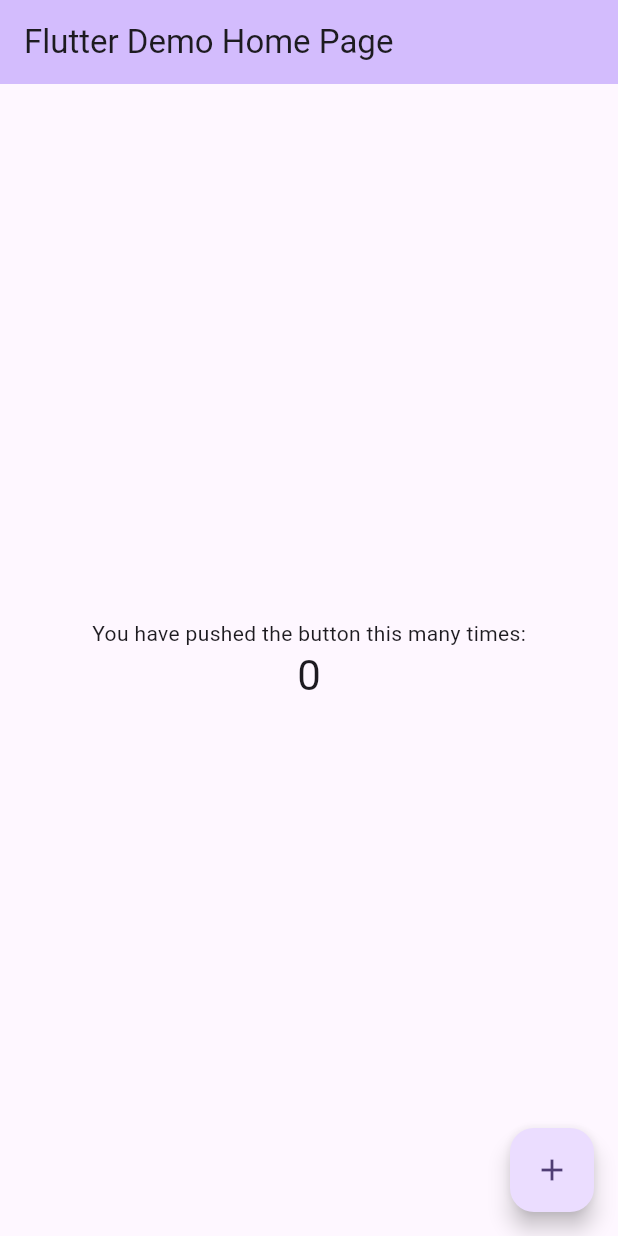
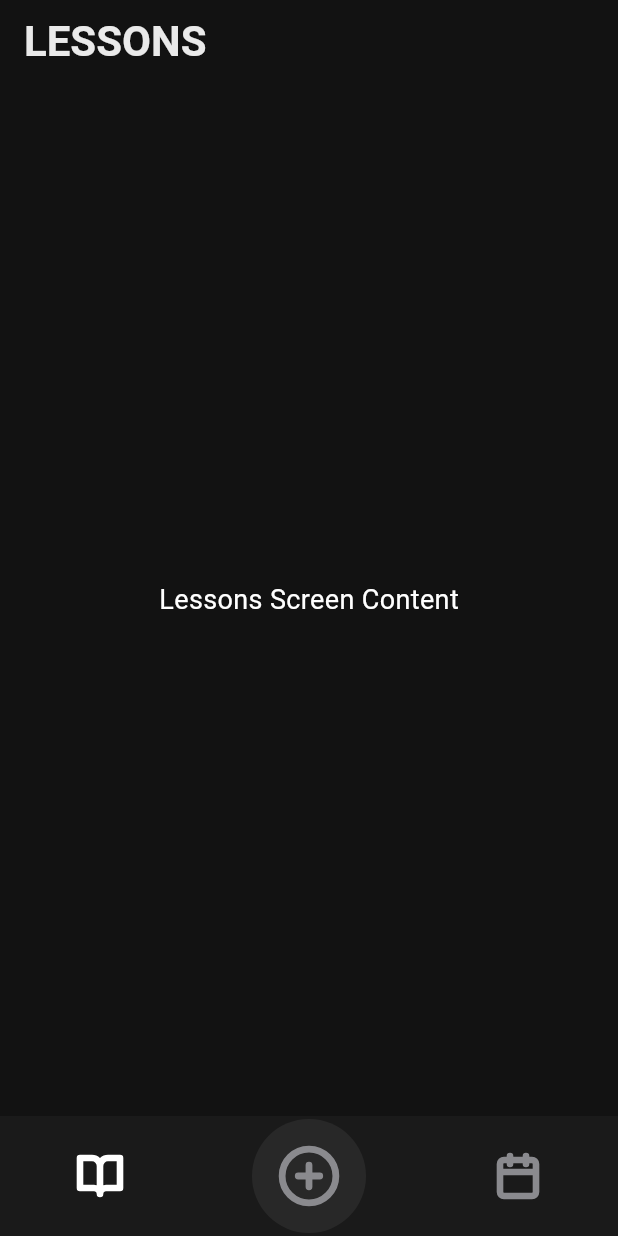
Before and after one commit to AQueMark/flutter_app_1, a Flutter app: the screen it shows after launch, on a phone screen of 412 x 824 dp. Run offline on Flutter 3.47's test engine with Material 3 defaults, Android fonts, the phone set to English and light mode, and no system bars; our stand-ins replace flutter_svg.

Commit message:
feat: Implement and style custom bottom navigation bar

```diff
--- a/lib/main.dart
+++ b/lib/main.dart
@@ -1,122 +1,146 @@
 import 'package:flutter/material.dart';
+import 'package:flutter_svg/flutter_svg.dart';
 
+// The main() function is the starting point for all Flutter apps.
 void main() {
   runApp(const MyApp());
 }
 
+// MyApp is the root widget of your application.
 class MyApp extends StatelessWidget {
   const MyApp({super.key});
 
-  // This widget is the root of your application.
   @override
   Widget build(BuildContext context) {
+    // MaterialApp is the main container for the app, where we define themes and navigation.
     return MaterialApp(
-      title: 'Flutter Demo',
+      debugShowCheckedModeBanner: false, // This removes the little "debug" banner
+
+      // Here we define the dark theme we designed.
       theme: ThemeData(
-        // This is the theme of your application.
-        //
-        // TRY THIS: Try running your application with "flutter run". You'll see
-        // the application has a purple toolbar. Then, without quitting the app,
-        // try changing the seedColor in the colorScheme below to Colors.green
-        // and then invoke "hot reload" (save your changes or press the "hot
-        // reload" button in a Flutter-supported IDE, or press "r" if you used
-        // the command line to start the app).
-        //
-        // Notice that the counter didn't reset back to zero; the application
-        // state is not lost during the reload. To reset the state, use hot
-        // restart instead.
-        //
-        // This works for code too, not just values: Most code changes can be
-        // tested with just a hot reload.
-        colorScheme: ColorScheme.fromSeed(seedColor: Colors.deepPurple),
+        brightness: Brightness.dark,
+        scaffoldBackgroundColor: const Color(0xFF121212), // Off-Black
+        fontFamily: 'sans-serif',
+
+        // Define the style for the bar at the top of each screen
+        appBarTheme: const AppBarTheme(
+          backgroundColor: Color(0xFF121212),
+          elevation: 0,
+          titleTextStyle: TextStyle(
+            fontSize: 28,
+            fontWeight: FontWeight.bold,
+            color: Color(0xFFEAEAEA), // Off-White
+          ),
+        ),
+
+        // Define the style for the navigation bar at the bottom
+        bottomNavigationBarTheme: BottomNavigationBarThemeData(
+          backgroundColor: Color(0x381E1E1E),     // Dark Grey for the nav bar
+        ),
       ),
-      home: const MyHomePage(title: 'Flutter Demo Home Page'),
+
+      // The 'home' is the first screen that appears when the app launches.
+      home: const MainScreen(),
     );
   }
 }
 
-class MyHomePage extends StatefulWidget {
-  const MyHomePage({super.key, required this.title});
-
-  // This widget is the home page of your application. It is stateful, meaning
-  // that it has a State object (defined below) that contains fields that affect
-  // how it looks.
-
-  // This class is the configuration for the state. It holds the values (in this
-  // case the title) provided by the parent (in this case the App widget) and
-  // used by the build method of the State. Fields in a Widget subclass are
-  // always marked "final".
-
-  final String title;
+// This will be the main screen that holds our three tabs.
+// We make it a StatefulWidget because we need to keep track of which tab is currently selected.
+class MainScreen extends StatefulWidget {
+  const MainScreen({super.key});
 
   @override
-  State<MyHomePage> createState() => _MyHomePageState();
+  State<MainScreen> createState() => _MainScreenState();
 }
 
-class _MyHomePageState extends State<MyHomePage> {
-  int _counter = 0;
+class _MainScreenState extends State<MainScreen> {
+  int _selectedIndex = 0; // Index 0 is Lessons, Index 1 is Calendar
 
-  void _incrementCounter() {
-    setState(() {
-      // This call to setState tells the Flutter framework that something has
-      // changed in this State, which causes it to rerun the build method below
-      // so that the display can reflect the updated values. If we changed
-      // _counter without calling setState(), then the build method would not be
-      // called again, and so nothing would appear to happen.
-      _counter++;
-    });
+  final List<Widget> _screenWidgets = [
+    Scaffold(
+      appBar: AppBar(title: const Text('LESSONS')),
+      body: const Center(
+        child: Text('Lessons Screen Content', style: TextStyle(color: Colors.white, fontSize: 18)),
+      ),
+    ),
+    Scaffold(
+      appBar: AppBar(title: const Text('CALENDAR')),
+      body: const Center(
+        child: Text('Calendar Screen Content', style: TextStyle(color: Colors.white, fontSize: 18)),
+      ),
+    ),
+  ];
+
+  void _onItemTapped(int visualIndex) {
+    if (visualIndex == 1) {
+      // TODO: Navigate to the ReflectScreen here later
+      print('Central Add button tapped!');
+    } else {
+      setState(() {
+        _selectedIndex = (visualIndex == 0) ? 0 : 1;
+      });
+    }
   }
 
   @override
   Widget build(BuildContext context) {
-    // This method is rerun every time setState is called, for instance as done
-    // by the _incrementCounter method above.
-    //
-    // The Flutter framework has been optimized to make rerunning build methods
-    // fast, so that you can just rebuild anything that needs updating rather
-    // than having to individually change instances of widgets.
     return Scaffold(
-      appBar: AppBar(
-        // TRY THIS: Try changing the color here to a specific color (to
-        // Colors.amber, perhaps?) and trigger a hot reload to see the AppBar
-        // change color while the other colors stay the same.
-        backgroundColor: Theme.of(context).colorScheme.inversePrimary,
-        // Here we take the value from the MyHomePage object that was created by
-        // the App.build method, and use it to set our appbar title.
-        title: Text(widget.title),
-      ),
-      body: Center(
-        // Center is a layout widget. It takes a single child and positions it
-        // in the middle of the parent.
-        child: Column(
-          // Column is also a layout widget. It takes a list of children and
-          // arranges them vertically. By default, it sizes itself to fit its
-          // children horizontally, and tries to be as tall as its parent.
-          //
-          // Column has various properties to control how it sizes itself and
-          // how it positions its children. Here we use mainAxisAlignment to
-          // center the children vertically; the main axis here is the vertical
-          // axis because Columns are vertical (the cross axis would be
-          // horizontal).
-          //
-          // TRY THIS: Invoke "debug painting" (choose the "Toggle Debug Paint"
-          // action in the IDE, or press "p" in the console), to see the
-          // wireframe for each widget.
-          mainAxisAlignment: MainAxisAlignment.center,
+      body: _screenWidgets[_selectedIndex],
+      bottomNavigationBar: BottomAppBar(
+        // ignore: deprecated_member_use
+        color: const Color(0xAB1E1E1E),
+        height: 80,
+        elevation: 0,
+        padding: EdgeInsets.zero,
+        child: Row(
+          mainAxisAlignment: MainAxisAlignment.spaceAround,
           children: <Widget>[
-            const Text('You have pushed the button this many times:'),
-            Text(
-              '$_counter',
-              style: Theme.of(context).textTheme.headlineMedium,
+            IconButton(
+              onPressed: () => _onItemTapped(0),
+              icon: SvgPicture.asset(
+                _selectedIndex == 0 ? 'assets/icons/book_icon_white.svg' : 'assets/icons/book_icon_grey.svg',
+                // **FIX #2: Increased icon size for balance**
+                width: 32,
+                height: 32,
+              ),
+            ),
+            const SizedBox(width: 60),
+            IconButton(
+              onPressed: () => _onItemTapped(2),
+              icon: SvgPicture.asset(
+                _selectedIndex == 1 ? 'assets/icons/calendar_icon_white.svg' : 'assets/icons/calendar_icon_grey.svg',
+                // **FIX #2: Increased icon size for balance**
+                width: 32,
+                height: 32,
+              ),
             ),
           ],
         ),
       ),
-      floatingActionButton: FloatingActionButton(
-        onPressed: _incrementCounter,
-        tooltip: 'Increment',
-        child: const Icon(Icons.add),
-      ), // This trailing comma makes auto-formatting nicer for build methods.
+      floatingActionButtonLocation: FloatingActionButtonLocation.centerDocked,
+      floatingActionButton: Transform.translate(
+        // **FIX #1: Reduced the offset to lift the button**
+        offset: const Offset(0, 40),
+        child: GestureDetector(
+          onTap: () => _onItemTapped(1),
+          child: Container(
+            width: 76,
+            height: 76,
+            decoration: const BoxDecoration(
+              color: Color(0xFF282828),
+              shape: BoxShape.circle,
+            ),
+            child: Center(
+              child: SvgPicture.asset(
+                'assets/icons/add_icon_grey.svg',
+                width: 43,
+                height: 43,
+              ),
+            ),
+          ),
+        ),
+      ),
     );
   }
 }
```
Also changed, not shown: pubspec.yaml (+4 -3 lines), assets/icons/add_icon_grey.svg (added), assets/icons/add_icon_white.svg (added), assets/icons/book_icon_grey.svg (added), assets/icons/book_icon_white.svg (added), assets/icons/calendar_icon_grey.svg (added), assets/icons/calendar_icon_white.svg (added), pubspec.lock.
